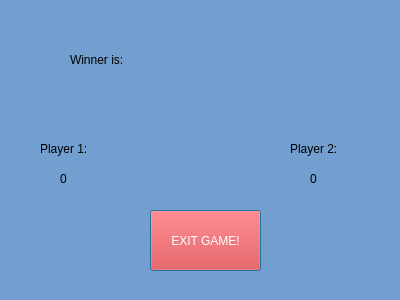
dnestorovic/Yamb, file GUI/EndGameWindow.ui: the form before one commit.
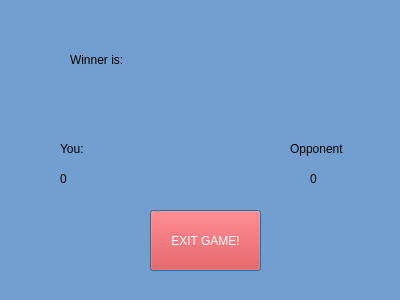
The form after the commit.

```diff
--- a/GUI/EndGameWindow.ui
+++ b/GUI/EndGameWindow.ui
@@ -19,14 +19,14 @@
   <widget class="QLabel" name="label">
    <property name="geometry">
     <rect>
-     <x>40</x>
+     <x>60</x>
      <y>140</y>
-     <width>91</width>
+     <width>31</width>
      <height>17</height>
     </rect>
    </property>
    <property name="text">
-    <string>Player 1:</string>
+    <string>You:</string>
    </property>
   </widget>
   <widget class="QLabel" name="label_2">
@@ -39,7 +39,7 @@
     </rect>
    </property>
    <property name="text">
-    <string>Player 2:</string>
+    <string>Opponent</string>
    </property>
   </widget>
   <widget class="QLabel" name="label_3">
@@ -60,7 +60,7 @@
     <rect>
      <x>310</x>
      <y>170</y>
-     <width>67</width>
+     <width>16</width>
      <height>17</height>
     </rect>
    </property>
```
Left out of the diff: 6 changed lines with no effect on the pictures.
